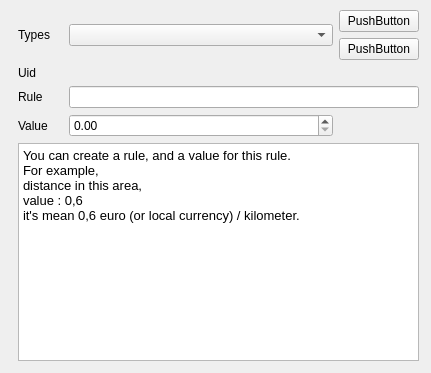
Old version of the form plugins/accountplugin/preferences/distancerulespage.ui in the repository FreeHealth/freehealth.
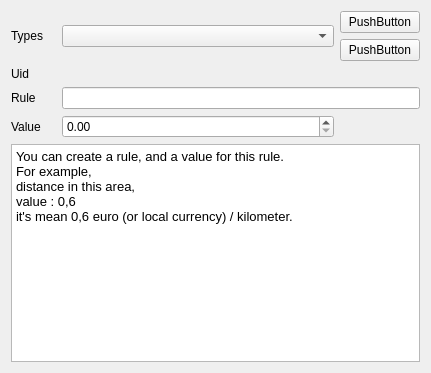
New version of the form.

Commit message: just a gridlayout

```diff
--- a/plugins/accountplugin/preferences/distancerulespage.ui
+++ b/plugins/accountplugin/preferences/distancerulespage.ui
@@ -13,15 +13,8 @@
   <property name="windowTitle">
    <string>Form</string>
   </property>
-  <widget class="QWidget" name="layoutWidget">
-   <property name="geometry">
-    <rect>
-     <x>18</x>
-     <y>10</y>
-     <width>401</width>
-     <height>351</height>
-    </rect>
-   </property>
+  <layout class="QGridLayout" name="gridLayout_2">
+   <item row="0" column="0">
    <layout class="QGridLayout" name="gridLayout">
     <item row="0" column="0" colspan="2">
      <widget class="QLabel" name="distanceRulesLabel">
@@ -139,17 +132,18 @@
        <string>&lt;!DOCTYPE HTML PUBLIC &quot;-//W3C//DTD HTML 4.0//EN&quot; &quot;http://www.w3.org/TR/REC-html40/strict.dtd&quot;&gt;
 &lt;html&gt;&lt;head&gt;&lt;meta name=&quot;qrichtext&quot; content=&quot;1&quot; /&gt;&lt;style type=&quot;text/css&quot;&gt;
 p, li { white-space: pre-wrap; }
-&lt;/style&gt;&lt;/head&gt;&lt;body style=&quot; font-family:'Sans'; font-size:10pt; font-weight:400; font-style:normal;&quot;&gt;
-&lt;p style=&quot; margin-top:0px; margin-bottom:0px; margin-left:0px; margin-right:0px; -qt-block-indent:0; text-indent:0px;&quot;&gt;You can create a rule, and a value for this rule.&lt;/p&gt;
-&lt;p style=&quot; margin-top:0px; margin-bottom:0px; margin-left:0px; margin-right:0px; -qt-block-indent:0; text-indent:0px;&quot;&gt;For example, &lt;/p&gt;
-&lt;p style=&quot; margin-top:0px; margin-bottom:0px; margin-left:0px; margin-right:0px; -qt-block-indent:0; text-indent:0px;&quot;&gt;distance in this area,&lt;/p&gt;
-&lt;p style=&quot; margin-top:0px; margin-bottom:0px; margin-left:0px; margin-right:0px; -qt-block-indent:0; text-indent:0px;&quot;&gt;value : 0,6 &lt;/p&gt;
-&lt;p style=&quot; margin-top:0px; margin-bottom:0px; margin-left:0px; margin-right:0px; -qt-block-indent:0; text-indent:0px;&quot;&gt;it's mean 0,6 euro (or local currency) / kilometer.&lt;/p&gt;&lt;/body&gt;&lt;/html&gt;</string>
+&lt;/style&gt;&lt;/head&gt;&lt;body style=&quot; font-family:'Lucida Grande'; font-size:13pt; font-weight:400; font-style:normal;&quot;&gt;
+&lt;p style=&quot; margin-top:0px; margin-bottom:0px; margin-left:0px; margin-right:0px; -qt-block-indent:0; text-indent:0px;&quot;&gt;&lt;span style=&quot; font-family:'Sans'; font-size:10pt;&quot;&gt;You can create a rule, and a value for this rule.&lt;/span&gt;&lt;/p&gt;
+&lt;p style=&quot; margin-top:0px; margin-bottom:0px; margin-left:0px; margin-right:0px; -qt-block-indent:0; text-indent:0px;&quot;&gt;&lt;span style=&quot; font-family:'Sans'; font-size:10pt;&quot;&gt;For example, &lt;/span&gt;&lt;/p&gt;
+&lt;p style=&quot; margin-top:0px; margin-bottom:0px; margin-left:0px; margin-right:0px; -qt-block-indent:0; text-indent:0px;&quot;&gt;&lt;span style=&quot; font-family:'Sans'; font-size:10pt;&quot;&gt;distance in this area,&lt;/span&gt;&lt;/p&gt;
+&lt;p style=&quot; margin-top:0px; margin-bottom:0px; margin-left:0px; margin-right:0px; -qt-block-indent:0; text-indent:0px;&quot;&gt;&lt;span style=&quot; font-family:'Sans'; font-size:10pt;&quot;&gt;value : 0,6 &lt;/span&gt;&lt;/p&gt;
+&lt;p style=&quot; margin-top:0px; margin-bottom:0px; margin-left:0px; margin-right:0px; -qt-block-indent:0; text-indent:0px;&quot;&gt;&lt;span style=&quot; font-family:'Sans'; font-size:10pt;&quot;&gt;it's mean 0,6 euro (or local currency) / kilometer.&lt;/span&gt;&lt;/p&gt;&lt;/body&gt;&lt;/html&gt;</string>
       </property>
      </widget>
     </item>
    </layout>
-  </widget>
+   </item>
+  </layout>
  </widget>
  <resources/>
  <connections/>
```
Lines whose indentation alone changed are shown as unchanged.
